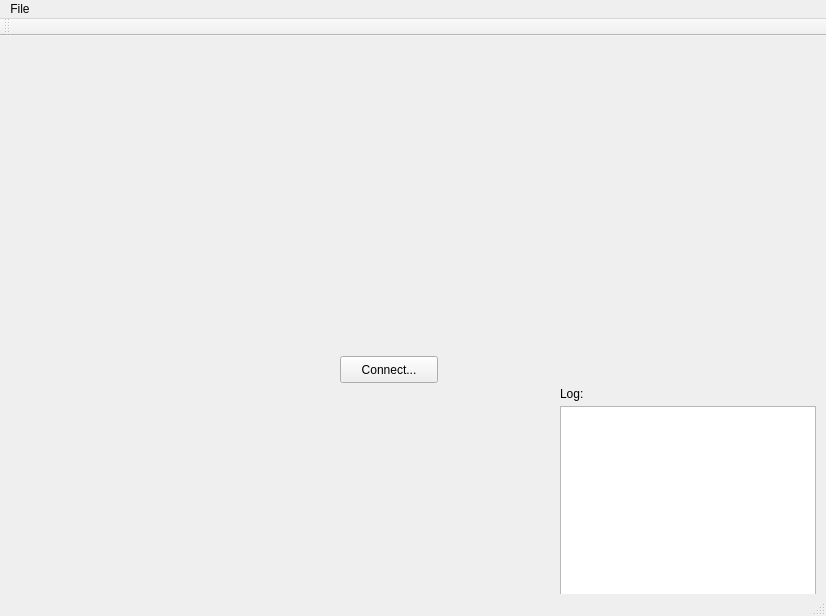
cheshirekow/openbookfs, file src/gui/mainwindow.ui: the form before one commit.
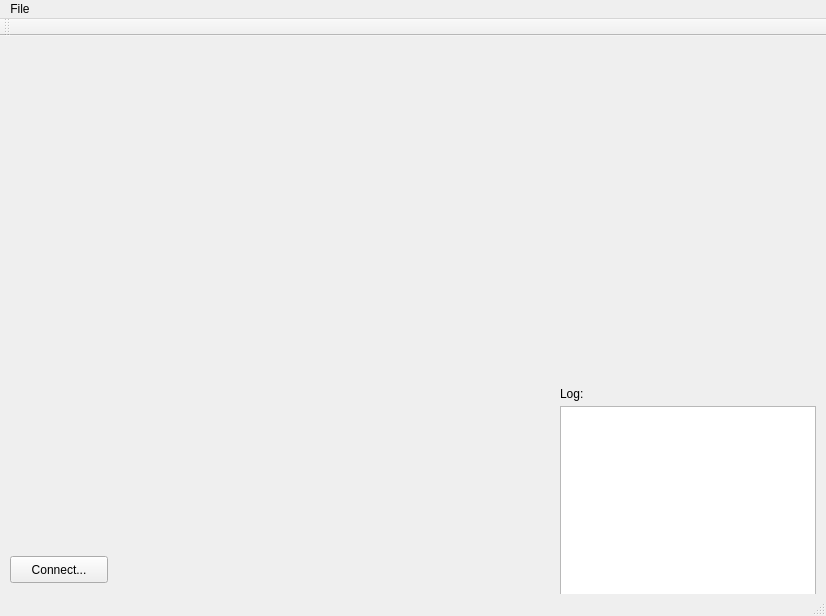
The form after the commit. Custom widgets are drawn as their Qt base class.

Patch:
```diff
--- a/src/gui/mainwindow.ui
+++ b/src/gui/mainwindow.ui
@@ -14,16 +14,6 @@
    <string>MainWindow</string>
   </property>
   <widget class="QWidget" name="centralWidget">
-   <widget class="LocalClient" name="client_control" native="true">
-    <property name="geometry">
-     <rect>
-      <x>10</x>
-      <y>10</y>
-      <width>811</width>
-      <height>321</height>
-     </rect>
-    </property>
-   </widget>
    <widget class="QTextBrowser" name="textBrowser">
     <property name="geometry">
      <rect>
@@ -50,8 +40,8 @@
    <widget class="QPushButton" name="connect">
     <property name="geometry">
      <rect>
-      <x>340</x>
-      <y>320</y>
+      <x>10</x>
+      <y>520</y>
       <width>98</width>
       <height>27</height>
      </rect>
@@ -60,6 +50,17 @@
      <string>Connect...</string>
     </property>
    </widget>
+   <widget class="QWidget" name="verticalLayoutWidget">
+    <property name="geometry">
+     <rect>
+      <x>10</x>
+      <y>0</y>
+      <width>811</width>
+      <height>341</height>
+     </rect>
+    </property>
+    <layout class="QVBoxLayout" name="layout"/>
+   </widget>
   </widget>
   <widget class="QMenuBar" name="menuBar">
    <property name="geometry">
@@ -100,14 +101,6 @@
   </action>
  </widget>
  <layoutdefault spacing="6" margin="11"/>
- <customwidgets>
-  <customwidget>
-   <class>LocalClient</class>
-   <extends>QWidget</extends>
-   <header>localclient.h</header>
-   <container>1</container>
-  </customwidget>
- </customwidgets>
  <resources/>
  <connections/>
 </ui>
```
